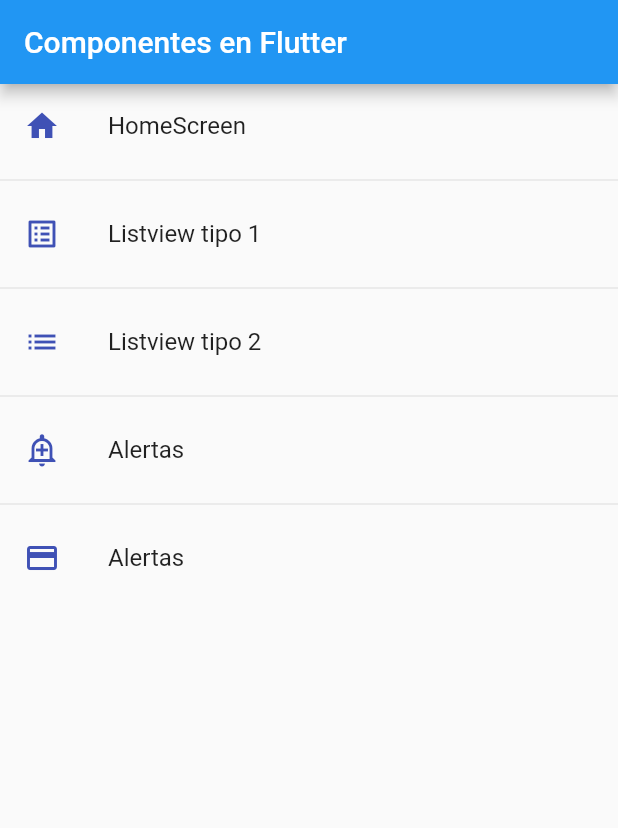
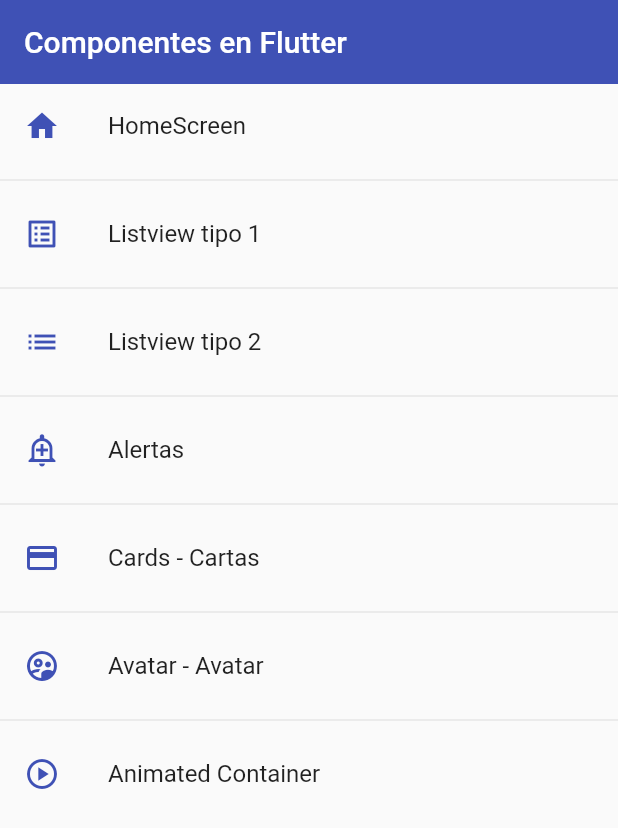
Before and after one commit to N4THB3N/FlutterComponents, a Flutter app: the screen it shows after launch, on a phone screen of 412 x 824 dp. Shown: the top 828 px of the screen. Run offline on Flutter 3.47's test engine with Material 2 defaults, Android fonts, the phone set to English and light mode, and no system bars.

```diff
--- a/fl_components/lib/main.dart
+++ b/fl_components/lib/main.dart
@@ -1,5 +1,6 @@
 import 'package:fl_components/router/app_routes.dart';
 import 'package:fl_components/screens/screens.dart';
+import 'package:fl_components/themes/app_theme.dart';
 import 'package:flutter/material.dart';
 
 void main() => runApp(MyApp());
@@ -15,6 +16,7 @@ class MyApp extends StatelessWidget {
         //home: CardScreen(),
         initialRoute: AppRoutes.initialRoute,
         routes: AppRoutes.getAppRoutes(),
-        onGenerateRoute: AppRoutes.onGeneratedRoute);
+        onGenerateRoute: AppRoutes.onGeneratedRoute,
+        theme: AppTheme.lightTheme);
   }
 }
--- a/fl_components/lib/router/app_routes.dart
+++ b/fl_components/lib/router/app_routes.dart
@@ -28,8 +28,18 @@ class AppRoutes {
     MenuOption(
         route: 'card',
         icon: Icons.credit_card,
-        name: 'Alertas',
+        name: 'Cards - Cartas',
         screen: const CardScreen()),
+    MenuOption(
+        route: 'avatar',
+        icon: Icons.supervised_user_circle_outlined,
+        name: 'Avatar - Avatar',
+        screen: const AvatarScreen()),
+    MenuOption(
+        route: 'animated',
+        icon: Icons.play_circle_outlined,
+        name: 'Animated Container',
+        screen: const AnimatedScreen()),
   ];
 
   static Map<String, Widget Function(BuildContext)> getAppRoutes() {
--- a/fl_components/lib/screens/home_screen.dart
+++ b/fl_components/lib/screens/home_screen.dart
@@ -1,4 +1,5 @@
 import 'package:fl_components/router/app_routes.dart';
+import 'package:fl_components/themes/app_theme.dart';
 import 'package:flutter/material.dart';
 
 class HomeScreen extends StatelessWidget {
@@ -15,7 +16,7 @@ class HomeScreen extends StatelessWidget {
         body: ListView.separated(
             itemBuilder: ((context, index) => ListTile(
                   leading: Icon(menuOptions[index].icon),
-                  iconColor: Colors.indigo,
+                  iconColor: AppTheme.primary,
                   //leading: Icon(Icons.access_time_outlined),
                   title: Text(menuOptions[index].name),
                   onTap: () {
--- a/fl_components/lib/screens/listview1_screen.dart
+++ b/fl_components/lib/screens/listview1_screen.dart
@@ -19,7 +19,7 @@ class Listview1Screen extends StatelessWidget {
                     title: Text(e),
                     trailing: const Icon(Icons.arrow_forward_ios_outlined)))
                 .toList(),
-            Divider()
+            const Divider()
           ],
         ));
   }
--- a/fl_components/lib/screens/listview2_screen.dart
+++ b/fl_components/lib/screens/listview2_screen.dart
@@ -8,11 +8,7 @@ class Listview2Screen extends StatelessWidget {
   @override
   Widget build(BuildContext context) {
     return Scaffold(
-        appBar: AppBar(
-          title: const Text('List View 2'),
-          elevation: 10,
-          backgroundColor: Colors.indigo,
-        ),
+        appBar: AppBar(title: const Text('List View 2')),
         body: ListView.separated(
           itemBuilder: (context, index) => ListTile(
             title: Text(options[index]),
--- a/fl_components/lib/screens/screens.dart
+++ b/fl_components/lib/screens/screens.dart
@@ -1,6 +1,8 @@
+export 'package:fl_components/screens/alert_screen.dart';
+export 'package:fl_components/screens/animated_screen.dart';
+export 'package:fl_components/screens/avatar_screen.dart';
+export 'package:fl_components/screens/card_screen.dart';
+export 'package:fl_components/screens/home_screen.dart';
 export 'package:fl_components/screens/listview1_screen.dart';
+export 'package:fl_components/screens/listview2_screen.dart';
 export 'package:flutter/material.dart';
-export 'package:fl_components/screens/listview2_screen.dart';
-export 'package:fl_components/screens/card_screen.dart';
-export 'package:fl_components/screens/alert_screen.dart';
-export 'package:fl_components/screens/home_screen.dart';
--- /dev/null
+++ b/fl_components/lib/themes/app_theme.dart
@@ -0,0 +1,30 @@
+import 'package:flutter/material.dart';
+
+class AppTheme {
+  static const Color primary = Colors.indigo;
+  static final ThemeData lightTheme = ThemeData.light().copyWith(
+      // Primary color
+      primaryColor: primary,
+
+      // Appbar Theme
+      appBarTheme: const AppBarTheme(color: primary, elevation: 0),
+
+      // TextButton Theme
+      textButtonTheme:
+          TextButtonThemeData(style: TextButton.styleFrom(primary: primary)),
+
+      // FloatingACtionButton
+      floatingActionButtonTheme: const FloatingActionButtonThemeData(
+          backgroundColor: primary, elevation: 5),
+
+      // ElevatedButton
+      elevatedButtonTheme: ElevatedButtonThemeData(
+        style: ElevatedButton.styleFrom(
+            primary: primary, shape: const StadiumBorder(), elevation: 0),
+      ));
+
+  static final ThemeData darkTheme = ThemeData.dark().copyWith(
+      primaryColor: primary,
+      appBarTheme: const AppBarTheme(color: primary, elevation: 0),
+      scaffoldBackgroundColor: Colors.black);
+}
--- /dev/null
+++ b/fl_components/lib/widgets/widgets.dart
@@ -0,0 +1,2 @@
+export 'package:fl_components/widgets/custom_card_type.dart';
+export 'package:fl_components/widgets/custom_card_type2.dart';
--- a/fl_components/pubspec.yaml
+++ b/fl_components/pubspec.yaml
@@ -58,8 +58,8 @@ flutter:
   uses-material-design: true
 
   # To add assets to your application, add an assets section, like this:
-  # assets:
-  #   - images/a_dot_burr.jpeg
+  assets:
+    - assets/jar-loading.gif
   #   - images/a_dot_ham.jpeg
 
   # An image asset can refer to one or more resolution-specific "variants", see
```
Also changed, not shown: fl_components/lib/screens/alert_screen.dart (+91 -2 lines), fl_components/lib/screens/animated_screen.dart (added, +52 -0 lines), fl_components/lib/screens/avatar_screen.dart (added, +32 -0 lines), fl_components/lib/screens/card_screen.dart (+27 -5 lines), fl_components/lib/widgets/custom_card_type.dart (added, +38 -0 lines), fl_components/lib/widgets/custom_card_type2.dart (added, +35 -0 lines), fl_components/assets/jar-loading.gif (added).
